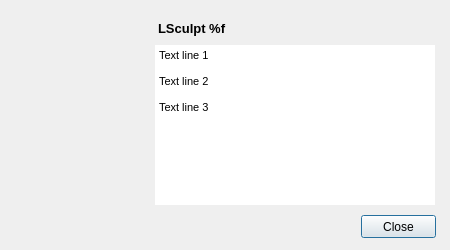
Above: trunk/aboutdialog.ui from RomkoSI/lsculpt before the change. Below: the same form after it.
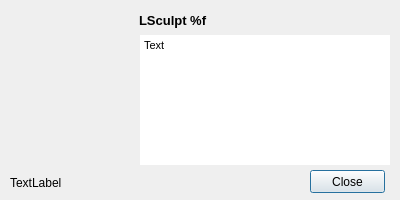
That is the form after the change. Icons and pictures are not drawn.

The edit to the form file:
```diff
--- a/trunk/aboutdialog.ui
+++ b/trunk/aboutdialog.ui
@@ -6,19 +6,19 @@
    <rect>
     <x>0</x>
     <y>0</y>
-    <width>450</width>
-    <height>250</height>
+    <width>400</width>
+    <height>200</height>
    </rect>
   </property>
   <property name="minimumSize">
    <size>
-    <width>450</width>
-    <height>250</height>
+    <width>400</width>
+    <height>200</height>
    </size>
   </property>
   <property name="maximumSize">
    <size>
-    <width>450</width>
+    <width>400</width>
     <height>250</height>
    </size>
   </property>
@@ -28,10 +28,10 @@
   <widget class="QLabel" name="titleLabel">
    <property name="geometry">
     <rect>
-     <x>158</x>
-     <y>20</y>
-     <width>275</width>
-     <height>16</height>
+     <x>139</x>
+     <y>10</y>
+     <width>191</width>
+     <height>20</height>
     </rect>
    </property>
    <property name="font">
@@ -48,8 +48,8 @@
   <widget class="QPushButton" name="closeButton">
    <property name="geometry">
     <rect>
-     <x>361</x>
-     <y>215</y>
+     <x>310</x>
+     <y>170</y>
      <width>75</width>
      <height>23</height>
     </rect>
@@ -61,8 +61,8 @@
   <widget class="QLabel" name="label">
    <property name="geometry">
     <rect>
-     <x>14</x>
-     <y>30</y>
+     <x>10</x>
+     <y>10</y>
      <width>120</width>
      <height>120</height>
     </rect>
@@ -80,10 +80,10 @@
    </property>
    <property name="geometry">
     <rect>
-     <x>155</x>
-     <y>45</y>
-     <width>280</width>
-     <height>160</height>
+     <x>140</x>
+     <y>35</y>
+     <width>250</width>
+     <height>130</height>
     </rect>
    </property>
    <property name="frameShape">
@@ -97,11 +97,20 @@
 &lt;html&gt;&lt;head&gt;&lt;meta name=&quot;qrichtext&quot; content=&quot;1&quot; /&gt;&lt;style type=&quot;text/css&quot;&gt;
 p, li { white-space: pre-wrap; }
 &lt;/style&gt;&lt;/head&gt;&lt;body style=&quot; font-family:'MS Shell Dlg 2'; font-size:8.25pt; font-weight:400; font-style:normal;&quot;&gt;
-&lt;p style=&quot; margin-top:0px; margin-bottom:0px; margin-left:0px; margin-right:0px; -qt-block-indent:0; text-indent:0px;&quot;&gt;&lt;span style=&quot; font-size:8pt;&quot;&gt;Text line 1&lt;/span&gt;&lt;/p&gt;
-&lt;p style=&quot;-qt-paragraph-type:empty; margin-top:0px; margin-bottom:0px; margin-left:0px; margin-right:0px; -qt-block-indent:0; text-indent:0px; font-size:8pt;&quot;&gt;&lt;/p&gt;
-&lt;p style=&quot; margin-top:0px; margin-bottom:0px; margin-left:0px; margin-right:0px; -qt-block-indent:0; text-indent:0px;&quot;&gt;&lt;span style=&quot; font-size:8pt;&quot;&gt;Text line 2&lt;/span&gt;&lt;/p&gt;
-&lt;p style=&quot;-qt-paragraph-type:empty; margin-top:0px; margin-bottom:0px; margin-left:0px; margin-right:0px; -qt-block-indent:0; text-indent:0px; font-size:8pt;&quot;&gt;&lt;/p&gt;
-&lt;p style=&quot; margin-top:0px; margin-bottom:0px; margin-left:0px; margin-right:0px; -qt-block-indent:0; text-indent:0px;&quot;&gt;&lt;span style=&quot; font-size:8pt;&quot;&gt;Text line 3&lt;/span&gt;&lt;/p&gt;&lt;/body&gt;&lt;/html&gt;</string>
+&lt;p style=&quot; margin-top:0px; margin-bottom:0px; margin-left:0px; margin-right:0px; -qt-block-indent:0; text-indent:0px;&quot;&gt;&lt;span style=&quot; font-size:8pt;&quot;&gt;Text&lt;/span&gt;&lt;/p&gt;&lt;/body&gt;&lt;/html&gt;</string>
+   </property>
+  </widget>
+  <widget class="QLabel" name="textBuild">
+   <property name="geometry">
+    <rect>
+     <x>10</x>
+     <y>175</y>
+     <width>281</width>
+     <height>16</height>
+    </rect>
+   </property>
+   <property name="text">
+    <string>TextLabel</string>
    </property>
   </widget>
  </widget>
```
Left out of the diff: 6 changed lines with no effect on the pictures.
